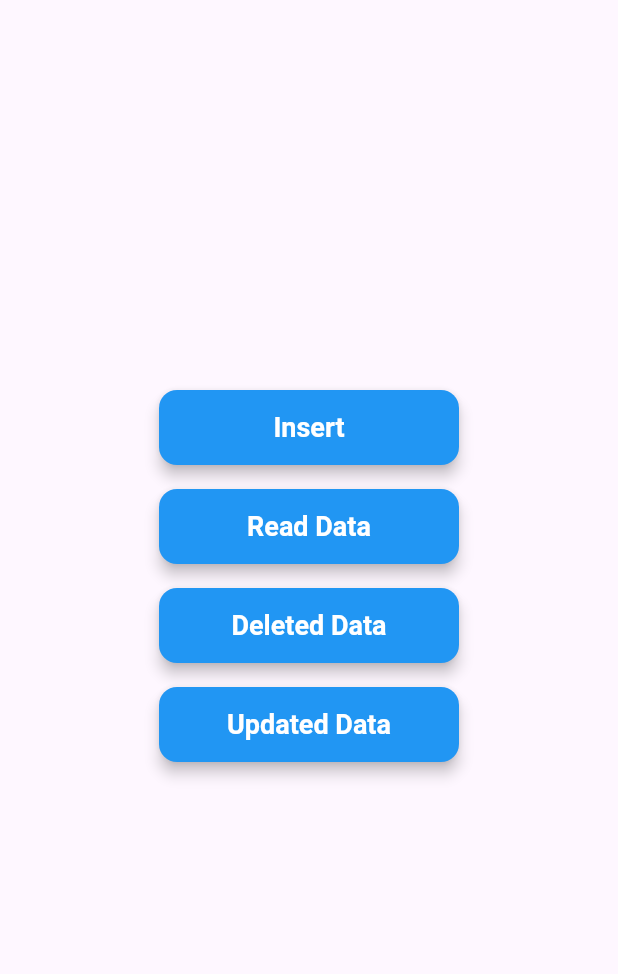
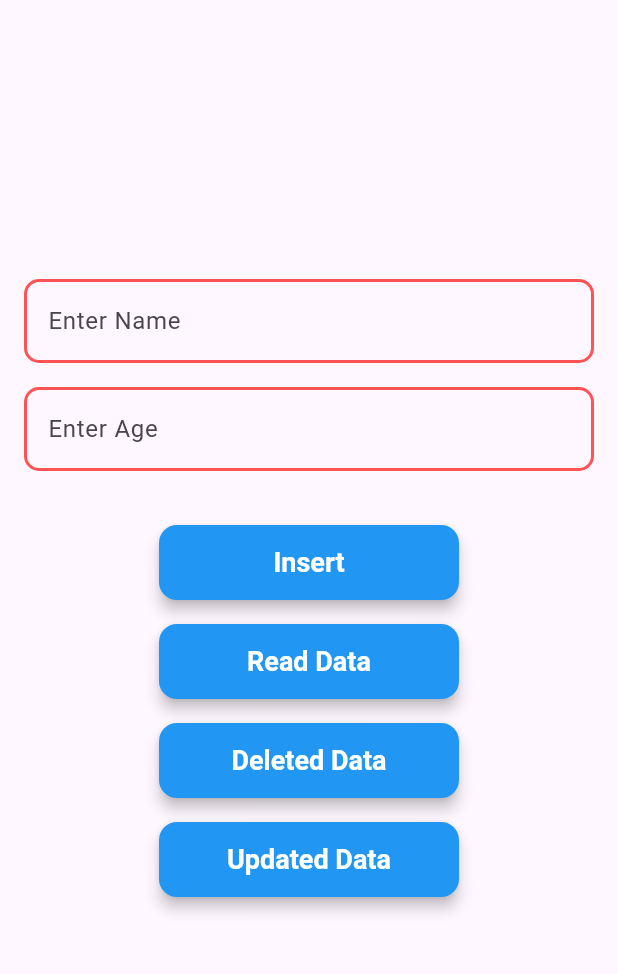
Before and after one commit to oliulalam/SQLite_Database_Flutter, a Flutter app: the screen it shows after launch, after a tap on "Insert", on a phone screen of 412 x 824 dp, the part 84-1058 px from its top. Run offline on Flutter 3.47's test engine with Material 3 defaults, Android fonts, the phone set to English and light mode, and no system bars; our stand-ins replace sqflite; accounts and stored records are empty.

Commit message:
TextField and Inset Data with TextField

```diff
--- a/lib/home.dart
+++ b/lib/home.dart
@@ -10,6 +10,10 @@ class Home extends StatefulWidget {
 }
 
 class _HomeState extends State<Home> {
+
+  final nameController = TextEditingController();
+  final ageController = TextEditingController();
+
   @override
   Widget build(BuildContext context) {
     return Scaffold(
@@ -23,12 +27,83 @@ class _HomeState extends State<Home> {
         child: Column(
           mainAxisAlignment: MainAxisAlignment.center,
           children: [
+
+            Padding(
+              padding: const EdgeInsets.all(16.0),
+              child: Column(
+                children: [
+                  TextField(
+                    controller: nameController,
+                    decoration: InputDecoration(
+                      hintText: "Enter Name",
+                      border: OutlineInputBorder(
+                        borderRadius: BorderRadius.circular(10),
+                      ),
+
+                      focusedBorder: OutlineInputBorder(
+                        borderRadius: BorderRadius.circular(10),
+                        borderSide: BorderSide(
+                          color: Colors.blue,
+                          width: 2
+                        ),
+                      ),
+
+                      enabledBorder: OutlineInputBorder(
+                        borderRadius: BorderRadius.circular(10),
+                        borderSide: BorderSide(
+                          color: Colors.redAccent,
+                          width: 2
+                        )
+                      )
+
+                    ),
+                  ),
+                  SizedBox(height: 16,),
+                  TextField(
+                    controller: ageController,
+                    decoration: InputDecoration(
+                        hintText: "Enter Age",
+                        border: OutlineInputBorder(
+                          borderRadius: BorderRadius.circular(10),
+                        ),
+
+                        focusedBorder: OutlineInputBorder(
+                          borderRadius: BorderRadius.circular(10),
+                          borderSide: BorderSide(
+                              color: Colors.blue,
+                              width: 2
+                          ),
+                        ),
+
+                        enabledBorder: OutlineInputBorder(
+                            borderRadius: BorderRadius.circular(10),
+                            borderSide: BorderSide(
+                                color: Colors.redAccent,
+                                width: 2
+                            )
+                        )
+
+                    ),
+                  ),
+                ],
+              ),
+            ),
+
+
+            SizedBox(height: 20,),
+
             ElevatedButton(
               onPressed: () async {
-                await DBHandler().insertData(ModelClass(id: 2, name: "Asaduzzaman Asad", age: 34));
+                await DBHandler().insertData(ModelClass(
+                    name: nameController.text,
+                    age: int.parse(ageController.text),
+                ),
+                );
 
                 final data = await DBHandler().readData();
                 print(data);
+                nameController.clear();
+                ageController.clear();
               },
               child: Text("Insert"),
             ),
@@ -36,7 +111,7 @@ class _HomeState extends State<Home> {
             ElevatedButton(
               onPressed: () async {
                 final data = await DBHandler().readData();
-                print(data[0].name);
+                print(data);
               },
               child: Text("Read Data"),
             ),
--- a/lib/model_class.dart
+++ b/lib/model_class.dart
@@ -1,9 +1,9 @@
 class ModelClass {
-  final int id;
+  final int? id;
   final String name;
   final int age;
 
-  ModelClass({required this.id, required this.name, required this.age});
+  ModelClass({ this.id, required this.name, required this.age});
 
   factory ModelClass.fromMap(Map<String, dynamic> map) {
     return ModelClass(
```
